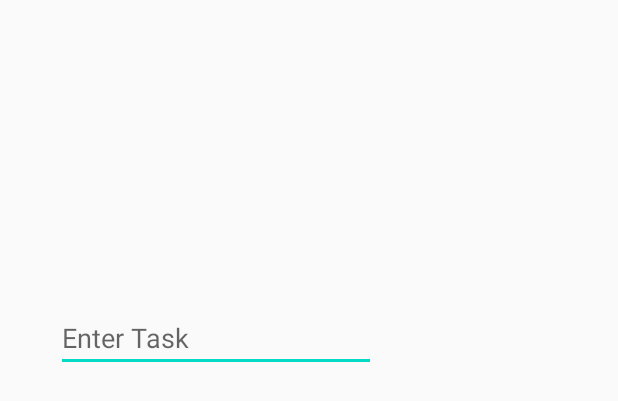
After one commit to jwbessett/IM361android, an Android app: the layout dialog_task_entry.xml on its own in the app's theme, with its tools: preview values and no code run, on a phone screen of 412 x 824 dp. The commit adds this screen. Shown: the top 401 px of the screen. Run offline under Robolectric (Android 15) with nearby library versions, the phone set to English and light mode, and no system bars.

Commit message:
added recycler and dialog entry

```diff
--- a/app/src/main/java/com/example/toast/MainActivity.kt
+++ b/app/src/main/java/com/example/toast/MainActivity.kt
@@ -16,7 +16,7 @@ import com.google.android.material.tabs.TabLayout
 import com.google.android.material.tabs.TabLayoutMediator
 
 
-class MainActivity : FragmentActivity() {
+class MainActivity : AppCompatActivity() {
     lateinit var viewPager: ViewPager2
 
     override fun onCreate(savedInstanceState: Bundle?) {
--- /dev/null
+++ b/app/src/main/res/layout/dialog_task_entry.xml
@@ -0,0 +1,24 @@
+<?xml version="1.0" encoding="utf-8"?>
+<androidx.constraintlayout.widget.ConstraintLayout
+    xmlns:android="http://schemas.android.com/apk/res/android"
+    xmlns:app="http://schemas.android.com/apk/res-auto"
+    xmlns:tools="http://schemas.android.com/tools"
+    android:layout_width="match_parent"
+    android:layout_height="match_parent">
+
+    <EditText
+        android:id="@+id/editText"
+        android:layout_width="wrap_content"
+        android:layout_height="wrap_content"
+        android:layout_marginStart="37dp"
+        android:layout_marginTop="156dp"
+        android:layout_marginEnd="161dp"
+        android:layout_marginBottom="530dp"
+        android:ems="10"
+        android:hint="Enter Task"
+        android:inputType="textPersonName"
+        app:layout_constraintBottom_toBottomOf="parent"
+        app:layout_constraintEnd_toEndOf="parent"
+        app:layout_constraintStart_toStartOf="parent"
+        app:layout_constraintTop_toTopOf="parent" />
+</androidx.constraintlayout.widget.ConstraintLayout>
--- a/app/src/main/res/layout/fragmet_task_list.xml
+++ b/app/src/main/res/layout/fragmet_task_list.xml
@@ -3,6 +3,7 @@
     xmlns:app="http://schemas.android.com/apk/res-auto"
     android:layout_width="match_parent"
     android:layout_height="match_parent"
+
     xmlns:tools="http://schemas.android.com/tools">
 
     <LinearLayout
```
Also changed, not shown: app/src/main/java/com/example/toast/GeneralRecycler.kt (added, +97 -0 lines), app/src/main/java/com/example/toast/TaskEntryDialogeFragment.kt (added, +34 -0 lines), app/src/main/java/com/example/toast/TaskItemView.kt (added, +20 -0 lines), app/src/main/java/com/example/toast/task_list.kt (+46 -0 lines), app/src/main/res/drawable/shape.xml (+4 -4 lines), app/src/main/res/layout/activity_main.xml (+7 -1 lines), app/src/main/res/layout/fragment_sec_task_list.xml (+5 -11 lines), app/src/main/res/layout/view_task_item.xml (added, +20 -0 lines).
